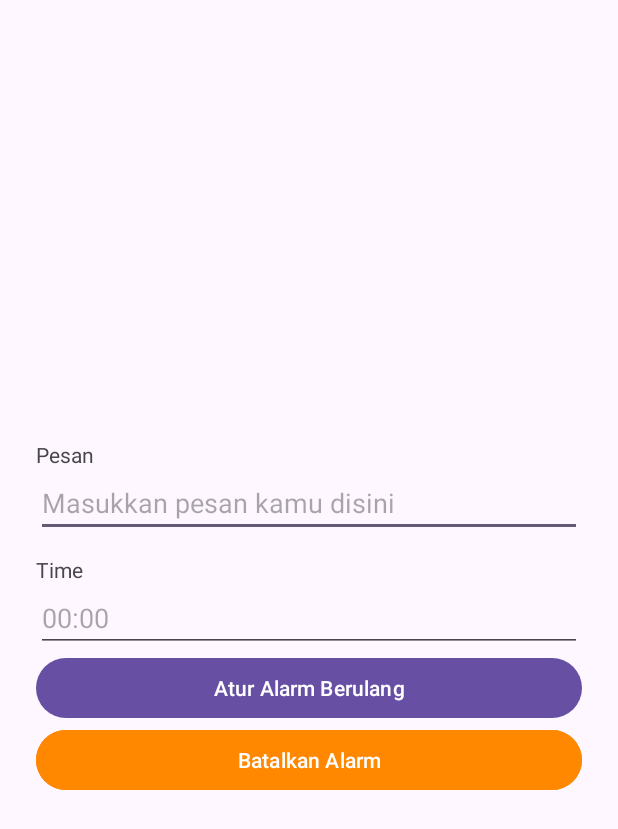
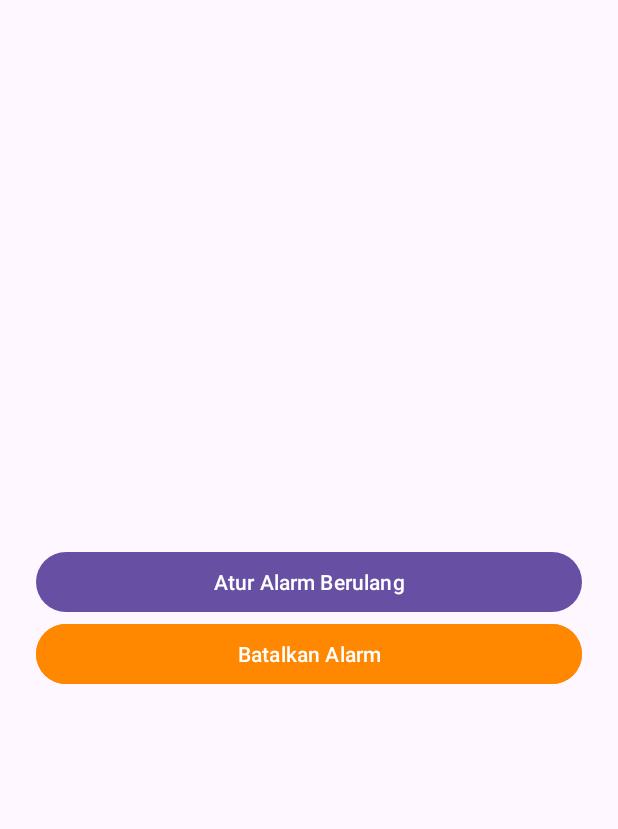
Before and after one commit to diczst/android-native-exercises, an Android app: the AlarmActivity screen opened directly, with no data from a screen before it, on a phone screen of 412 x 824 dp. Shown: the top 829 px of the screen. Run offline under Robolectric (Android 15) with nearby library versions, the phone set to English and light mode, and no system bars.

Commit message:
basic alarm manager

```diff
--- a/Exercises/app/src/main/AndroidManifest.xml
+++ b/Exercises/app/src/main/AndroidManifest.xml
@@ -2,6 +2,7 @@
 <manifest xmlns:android="http://schemas.android.com/apk/res/android"
     xmlns:tools="http://schemas.android.com/tools">
 
+    <uses-permission android:name="com.android.alarm.permission.SET_ALARM"/>
     <uses-permission android:name="android.permission.POST_NOTIFICATIONS" />
     <uses-permission android:name="android.permission.VIBRATE" />
 
@@ -18,7 +19,7 @@
         <receiver
             android:name=".alarm.AlarmReceiver"
             android:enabled="true"
-            android:exported="false"></receiver>
+            android:exported="false"/>
 
         <activity
             android:name=".alarm.AlarmActivity"
--- a/Exercises/app/src/main/java/com/neonusa/exercises/Constants.kt
+++ b/Exercises/app/src/main/java/com/neonusa/exercises/Constants.kt
@@ -3,4 +3,5 @@ package com.neonusa.exercises
 object Constants {
     val NOTIFICATION_CHANNEl_ID = "my_notification_channel"
     val NOTIFICATION_CHANNEL_NAME = "Exercise Notification Channel"
+    val REPEATING_ALARM_ID = 100
 }
--- a/Exercises/app/src/main/java/com/neonusa/exercises/alarm/AlarmActivity.kt
+++ b/Exercises/app/src/main/java/com/neonusa/exercises/alarm/AlarmActivity.kt
@@ -6,16 +6,22 @@ import androidx.appcompat.app.AppCompatActivity
 import androidx.core.view.ViewCompat
 import androidx.core.view.WindowInsetsCompat
 import com.neonusa.exercises.R
+import com.neonusa.exercises.databinding.ActivityAlarmBinding
 
 class AlarmActivity : AppCompatActivity() {
+    private lateinit var binding: ActivityAlarmBinding
     override fun onCreate(savedInstanceState: Bundle?) {
         super.onCreate(savedInstanceState)
-        enableEdgeToEdge()
-        setContentView(R.layout.activity_alarm)
-        ViewCompat.setOnApplyWindowInsetsListener(findViewById(R.id.main)) { v, insets ->
-            val systemBars = insets.getInsets(WindowInsetsCompat.Type.systemBars())
-            v.setPadding(systemBars.left, systemBars.top, systemBars.right, systemBars.bottom)
-            insets
+        binding = ActivityAlarmBinding.inflate(layoutInflater)
+        setContentView(binding.root)
+
+        val alarmReceiver = AlarmReceiver()
+
+        binding.btnSetAlarm.setOnClickListener {
+            alarmReceiver.setRepeatingAlarm(this)
+        }
+
+        binding.btnCancelAlarm.setOnClickListener {
         }
     }
 }
--- a/Exercises/app/src/main/res/layout/activity_alarm.xml
+++ b/Exercises/app/src/main/res/layout/activity_alarm.xml
@@ -1,35 +1,34 @@
 <?xml version="1.0" encoding="utf-8"?>
 <LinearLayout xmlns:android="http://schemas.android.com/apk/res/android"
-    xmlns:app="http://schemas.android.com/apk/res-auto"
     xmlns:tools="http://schemas.android.com/tools"
     android:id="@+id/main"
     android:layout_width="match_parent"
     android:layout_height="match_parent"
     android:orientation="vertical"
     android:gravity="center"
-    android:layout_margin="24dp"
+    android:padding="24dp"
     tools:context=".alarm.AlarmActivity">
 
-    <TextView
-        android:layout_width="match_parent"
-        android:layout_height="wrap_content"
-        android:text="Pesan"/>
-    <EditText
-        android:id="@+id/edt_message"
-        android:layout_width="match_parent"
-        android:layout_height="wrap_content"
-        android:hint="Masukkan pesan kamu disini"/>
+<!--    <TextView-->
+<!--        android:layout_width="match_parent"-->
+<!--        android:layout_height="wrap_content"-->
+<!--        android:text="Pesan"/>-->
+<!--    <EditText-->
+<!--        android:id="@+id/edt_message"-->
+<!--        android:layout_width="match_parent"-->
+<!--        android:layout_height="wrap_content"-->
+<!--        android:hint="Masukkan pesan kamu disini"/>-->
 
-    <TextView
-        android:layout_width="match_parent"
-        android:layout_height="wrap_content"
-        android:layout_marginTop="12dp"
-        android:text="Time"/>
-    <EditText
-        android:id="@+id/edt_time"
-        android:layout_width="match_parent"
-        android:layout_height="wrap_content"
-        android:hint="00:00"/>
+<!--    <TextView-->
+<!--        android:layout_width="match_parent"-->
+<!--        android:layout_height="wrap_content"-->
+<!--        android:layout_marginTop="12dp"-->
+<!--        android:text="Time"/>-->
+<!--    <EditText-->
+<!--        android:id="@+id/edt_time"-->
+<!--        android:layout_width="match_parent"-->
+<!--        android:layout_height="wrap_content"-->
+<!--        android:hint="00:00"/>-->
 
     <com.google.android.material.button.MaterialButton
         android:id="@+id/btn_set_alarm"
```
Also changed, not shown: Exercises/app/src/main/java/com/neonusa/exercises/alarm/AlarmReceiver.kt (+52 -27 lines).
